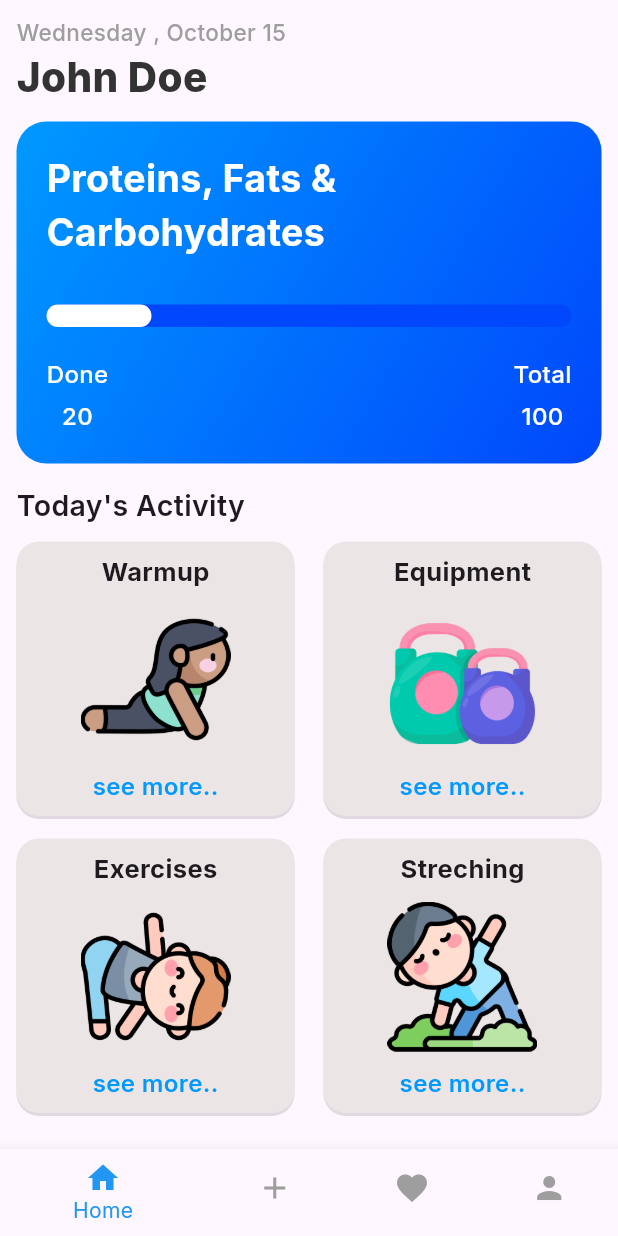
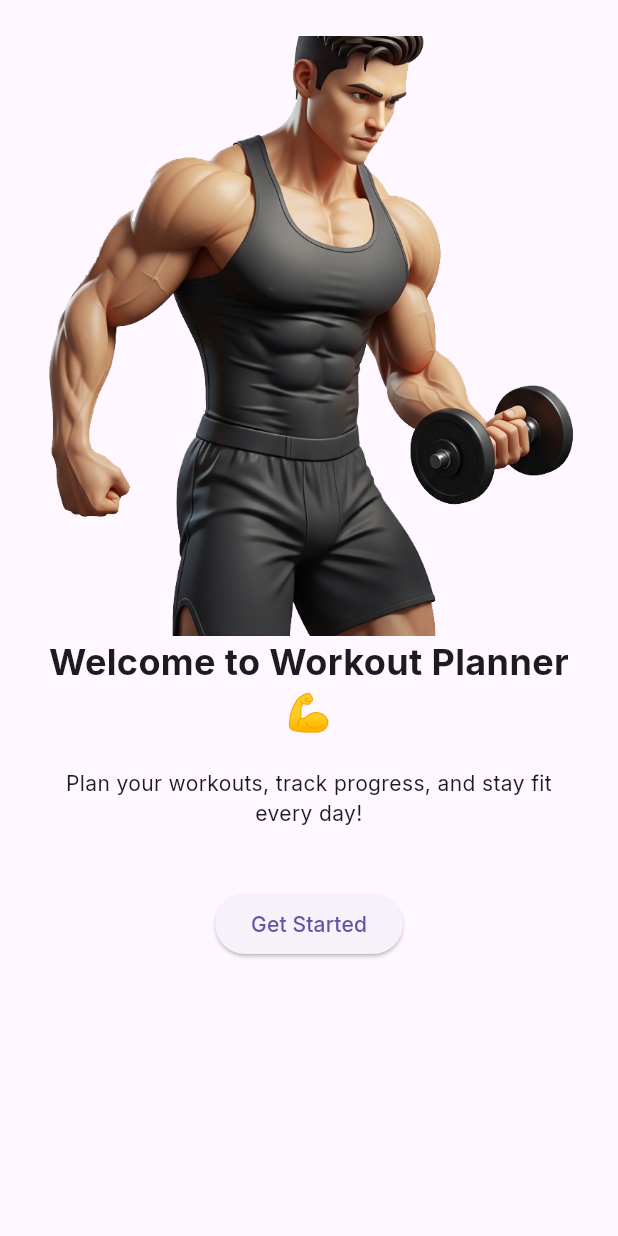
Before and after one commit to viraj992/workouts-mobile-App, a Flutter app: the screen it shows after launch, on a phone screen of 412 x 824 dp. Run offline on Flutter 3.47's test engine with Material 3 defaults, Android fonts, the phone set to English and light mode, and no system bars; our stand-ins replace google_fonts.

Commit message:
Welcome Page added 😊

```diff
--- a/lib/main.dart
+++ b/lib/main.dart
@@ -4,26 +4,14 @@ import 'package:workoutapp_final/pages/add_new_page.dart';
 import 'package:workoutapp_final/pages/favourites_page.dart';
 import 'package:workoutapp_final/pages/home_page.dart';
 import 'package:workoutapp_final/pages/profile_page.dart';
+import 'package:workoutapp_final/pages/welcome_page.dart';
 
 void main() {
-  runApp(MyApp());
+  runApp(const MyApp());
 }
 
-class MyApp extends StatefulWidget {
+class MyApp extends StatelessWidget {
   const MyApp({super.key});
-
-  @override
-  State<MyApp> createState() => _MyAppState();
-}
-
-class _MyAppState extends State<MyApp> {
-  int _currentIndex = 0;
-  final List<Widget> _pages = [
-    HomePage(),
-    AddNewPage(),
-    FavouritesPage(),
-    ProfilePage(),
-  ];
 
   @override
   Widget build(BuildContext context) {
@@ -33,9 +21,34 @@ class _MyAppState extends State<MyApp> {
       theme: ThemeData(
         primaryColor: Colors.blue,
         textTheme: GoogleFonts.interTextTheme(
-          Theme.of(context).textTheme),
+          Theme.of(context).textTheme,
         ),
-      home: Scaffold(
+      ),
+      home: const WelcomePage(),  //  Start with Welcome Page
+    );
+  }
+}
+
+// Bottom navigation part moved here with MyAppContent
+class MyAppContent extends StatefulWidget {
+  const MyAppContent({super.key});
+
+  @override
+  State<MyAppContent> createState() => _MyAppContentState();
+}
+
+class _MyAppContentState extends State<MyAppContent> {
+  int _currentIndex = 0;
+  final List<Widget> _pages = const [
+    HomePage(),
+    AddNewPage(),
+    FavouritesPage(),
+    ProfilePage(),
+  ];
+
+  @override
+  Widget build(BuildContext context) {
+    return Scaffold(
       bottomNavigationBar: BottomNavigationBar(
         selectedItemColor: Colors.blue,
         unselectedItemColor: Colors.grey,
@@ -45,7 +58,7 @@ class _MyAppState extends State<MyApp> {
             _currentIndex = index;
           });
         },
-          items: [
+        items: const [
           BottomNavigationBarItem(
             icon: Icon(Icons.home),
             label: "Home",
@@ -65,7 +78,6 @@ class _MyAppState extends State<MyApp> {
         ],
       ),
       body: _pages[_currentIndex],
-      ),
     );
   }
 }
--- /dev/null
+++ b/lib/pages/welcome_page.dart
@@ -0,0 +1,54 @@
+import 'package:flutter/material.dart';
+import 'package:workoutapp_final/main.dart';
+
+class WelcomePage extends StatelessWidget {
+  const WelcomePage({super.key});
+
+  @override
+  Widget build(BuildContext context) {
+    return Scaffold(
+      body: SafeArea(
+        child: Container(
+          width: double.infinity,
+          padding: const EdgeInsets.symmetric(
+            vertical: 24.0,
+            horizontal: 24,
+          ),
+          child: Column(
+            mainAxisAlignment: MainAxisAlignment.start,
+            children: [
+              Image.asset(
+                "assets/images/exercises/welcome.png",
+                width: double.infinity,
+                height: 400,
+                fit: BoxFit.cover,
+              ),
+              const Text(
+                "Welcome to Workout Planner 💪",
+                style: TextStyle(fontSize: 24, fontWeight: FontWeight.bold),
+                textAlign: TextAlign.center,
+              ),
+              const SizedBox(height: 20),
+              const Text(
+                "Plan your workouts, track progress, and stay fit every day!",
+                textAlign: TextAlign.center,
+              ),
+              const SizedBox(height: 40),
+              ElevatedButton(
+                onPressed: () {
+                  Navigator.pushReplacement(
+                    context,
+                    MaterialPageRoute(
+                      builder: (context) => const MyAppContent(), // ✅ same name
+                    ),
+                  );
+                },
+                child: const Text("Get Started"),
+              ),
+            ],
+          ),
+        ),
+      ),
+    );
+  }
+}
```
Also changed, not shown: assets/images/exercises/wecome3.png (added), assets/images/exercises/welcome.png (added), assets/images/exercises/welcome2.png (added). Lines whose indentation alone changed are shown as unchanged.
